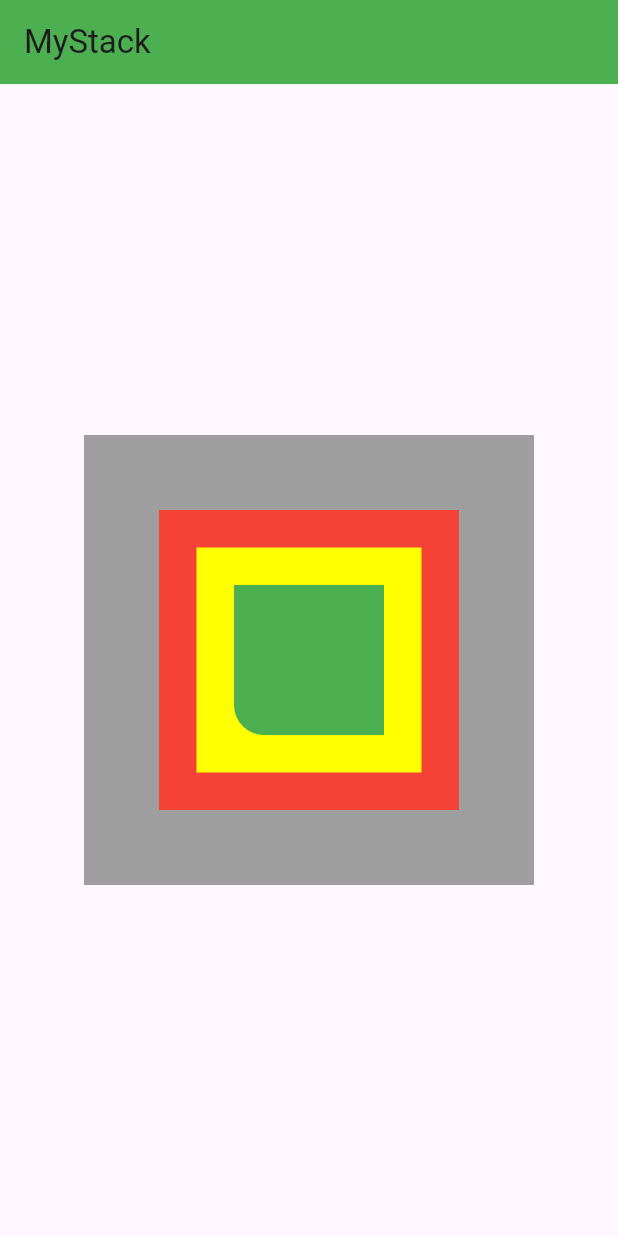
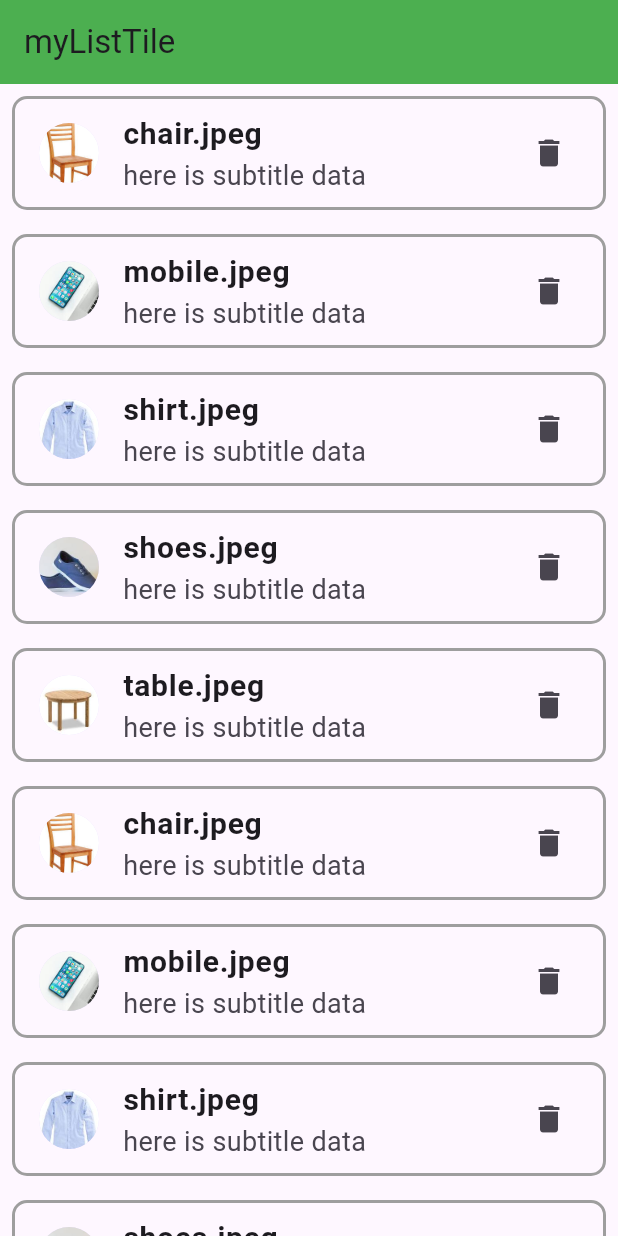
Before and after one commit to jay-java/FLutter-TTS-11-00, a Flutter app: the screen it shows after launch, on a phone screen of 412 x 824 dp. Run offline on Flutter 3.47's test engine with Material 3 defaults, Android fonts, the light colour scheme and no system bars.

Commit message:
listtile listview

```diff
--- a/flutter_design/lib/P007_stack.dart
+++ b/flutter_design/lib/P007_stack.dart
@@ -39,7 +39,6 @@ class MyStack extends StatelessWidget {
                     color: Colors.green,
                     borderRadius: BorderRadius.only(
                       bottomLeft: Radius.circular(20),
-
                     )
                   ),
                 ),
--- /dev/null
+++ b/flutter_design/lib/P008_listview.dart
@@ -0,0 +1,38 @@
+import 'package:flutter/material.dart';
+
+class MyListView extends StatelessWidget {
+  const MyListView({super.key});
+
+  @override
+  Widget build(BuildContext context) {
+    List images = [
+      'chair.jpeg',
+      'mobile.jpeg',
+      'shirt.jpeg',
+      'shoes.jpeg',
+      'table.jpeg',
+      'chair.jpeg',
+      'mobile.jpeg',
+      'shirt.jpeg',
+      'shoes.jpeg',
+      'table.jpeg',
+      'chair.jpeg',
+      'mobile.jpeg',
+      'shirt.jpeg',
+      'shoes.jpeg',
+      'table.jpeg',
+    ];
+    return Scaffold(
+      appBar: AppBar(title: Text('LIstView'), backgroundColor: Colors.green),
+      body: ListView.builder(
+        // scrollDirection: Axis.horizontal,
+        itemBuilder: (context, index) {
+          return Container(
+            child: Image.asset('assets/images/${images[index]}'),
+          );
+        },
+        itemCount: images.length,
+      ),
+    );
+  }
+}
--- /dev/null
+++ b/flutter_design/lib/P009_ListTile.dart
@@ -0,0 +1,58 @@
+import 'package:flutter/material.dart';
+
+class MyListTile extends StatelessWidget {
+  const MyListTile({super.key});
+
+  @override
+  Widget build(BuildContext context) {
+    List images = [
+      'chair.jpeg',
+      'mobile.jpeg',
+      'shirt.jpeg',
+      'shoes.jpeg',
+      'table.jpeg',
+      'chair.jpeg',
+      'mobile.jpeg',
+      'shirt.jpeg',
+      'shoes.jpeg',
+      'table.jpeg',
+      'chair.jpeg',
+      'mobile.jpeg',
+      'shirt.jpeg',
+      'shoes.jpeg',
+      'table.jpeg',
+    ];
+    return Scaffold(
+      appBar: AppBar(title: Text('myListTile'), backgroundColor: Colors.green),
+      body: ListView.builder(
+        itemBuilder: (context, index) {
+          return Padding(
+            padding: const EdgeInsets.all(8.0),
+            child: Container(
+              decoration: BoxDecoration(
+                border: Border.all(width: 2,color: Colors.grey.shade500),
+                borderRadius: BorderRadius.circular(10),
+                // color: Colors.green
+              ),
+              child: ListTile(
+                leading: CircleAvatar(
+                  backgroundImage: AssetImage('assets/images/${images[index]}'),
+                ),
+                title: Text(
+                  '${images[index]}',
+                  style: TextStyle(fontWeight: FontWeight.bold, fontSize: 20),
+                ),
+                subtitle: Text(
+                  'here is subtitle data',
+                  style: TextStyle(fontSize: 18),
+                ),
+                trailing: Icon(Icons.delete),
+              ),
+            ),
+          );
+        },
+        itemCount: images.length,
+      ),
+    );
+  }
+}
--- a/flutter_design/lib/main.dart
+++ b/flutter_design/lib/main.dart
@@ -7,6 +7,8 @@ import 'P004_rowcol.dart';
 import 'P005_decoration.dart';
 import 'P006_card.dart';
 import 'P007_stack.dart';
+import 'P008_listview.dart';
+import 'P009_ListTile.dart';
 
 void main() {
   runApp(const Mytext());
@@ -19,7 +21,7 @@ class Mytext extends StatelessWidget {
   Widget build(BuildContext context) {
     return MaterialApp(
       debugShowCheckedModeBanner: false,
-      home: MyStack(),
+      home: MyListTile(),
       // home: Scaffold(
       //   appBar: AppBar(
       //     title: Text(
```
